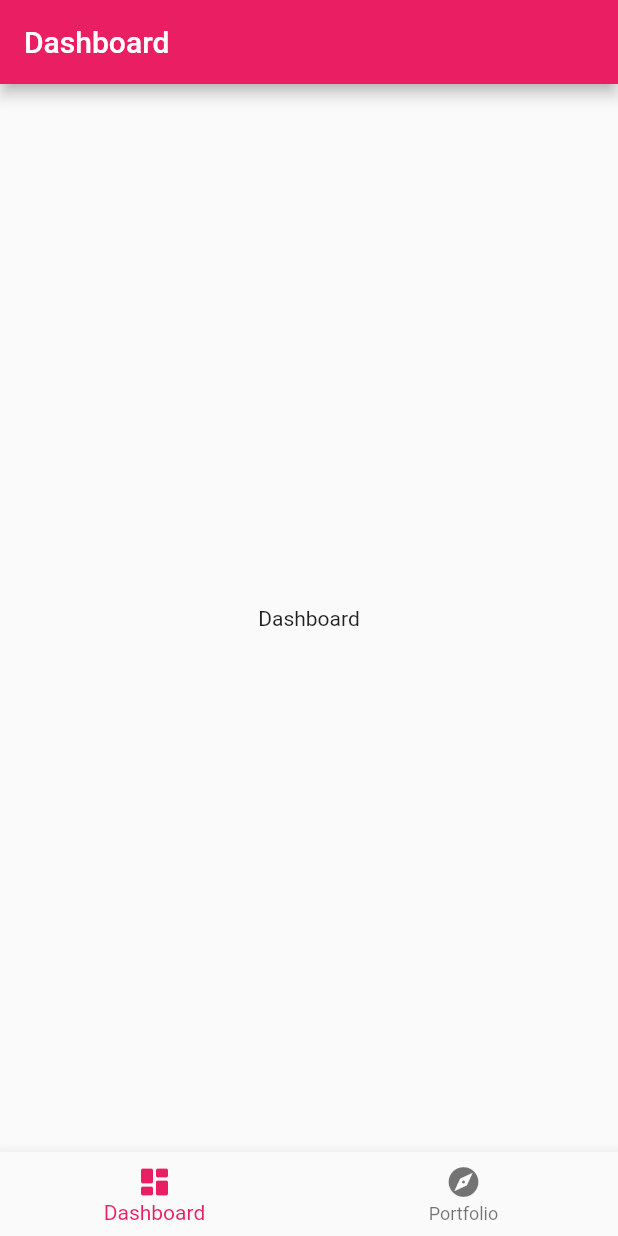
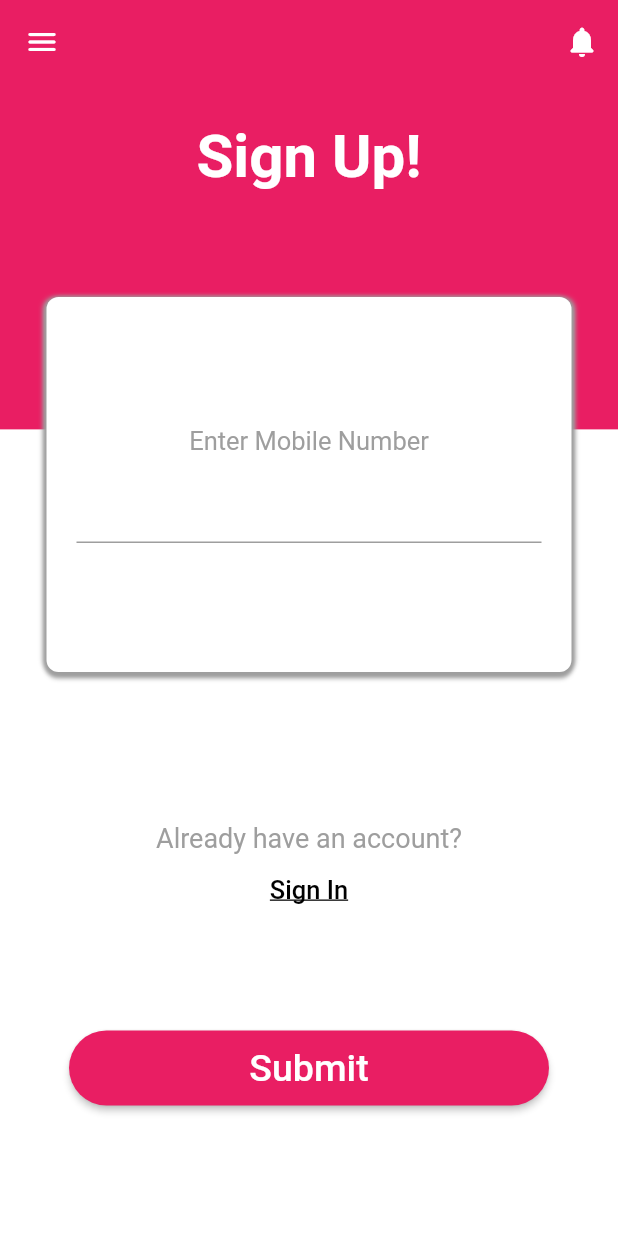
Before and after one commit to cyrus-wg/financially, a Flutter app: the screen it shows after launch, on a phone screen of 412 x 824 dp. Run offline on Flutter 3.47's test engine with Material 2 defaults, Android fonts, the light colour scheme and no system bars; our stand-ins replace cloud_firestore, firebase_auth, firebase_core, pinput; accounts and stored records are empty.

Commit message:
auth page done

```diff
--- /dev/null
+++ b/lib/components/auth.dart
@@ -0,0 +1,308 @@
+import 'package:cloud_firestore/cloud_firestore.dart';
+import 'package:financially/pages/mainPage.dart';
+import 'package:firebase_auth/firebase_auth.dart';
+import 'package:flutter/material.dart';
+import 'package:pinput/pinput.dart';
+
+class Auth extends StatefulWidget {
+  String option;
+  bool otp;
+
+  Map signin = {
+    'type': 'Sign In!',
+    'switch_info': 'New to Financially?',
+    'switch_type': 'Sign Up',
+    'confirm': 'Sign In',
+  };
+  Map signup = {
+    'type': 'Sign Up!',
+    'switch_info': 'Already have an account?',
+    'switch_type': 'Sign In',
+    'confirm': 'Register',
+  };
+
+  Auth({super.key, required this.option, this.otp = false});
+
+  @override
+  State<Auth> createState() => _AuthState();
+}
+
+class _AuthState extends State<Auth> {
+  final TextEditingController _phone = TextEditingController();
+  final TextEditingController _pin = TextEditingController();
+  FirebaseAuth auth = FirebaseAuth.instance;
+  CollectionReference users = FirebaseFirestore.instance.collection('users');
+  String _verificationId = '';
+  SnackBar showSnackBar(String msg) {
+    return SnackBar(
+      content: Text(
+        msg,
+        textAlign: TextAlign.center,
+        style: const TextStyle(
+          fontSize: 17,
+          fontWeight: FontWeight.bold,
+        ),
+      ),
+      backgroundColor: Colors.pink,
+    );
+  }
+
+  @override
+  void dispose() {
+    _phone.dispose();
+    _pin.dispose();
+    super.dispose();
+  }
+
+  Future<bool> findUser(String phone) async {
+    final data = await users.doc(phone).get();
+    return data.exists;
+  }
+
+  void createWatchlist(String phone) async {
+    await users.doc(phone).set({'watchlist': []});
+  }
+
+  void signup() async {
+    if (_phone.text.length < 8) {
+      _phone.text = '';
+      ScaffoldMessenger.of(context).showSnackBar(
+          showSnackBar('Mobile number should consist of 8 digits'));
+      return;
+    }
+    final found = await findUser(_phone.text);
+    if (found) {
+      _phone.text = '';
+      ScaffoldMessenger.of(context)
+          .showSnackBar(showSnackBar('User already registered'));
+    } else {
+      handleOtp();
+    }
+  }
+
+  void signin() async {
+    if (_phone.text.length < 8) {
+      _phone.text = '';
+      ScaffoldMessenger.of(context).showSnackBar(
+          showSnackBar('Mobile number should consist of 8 digits'));
+      return;
+    }
+    final found = await findUser(_phone.text);
+    if (!found) {
+      _phone.text = '';
+      ScaffoldMessenger.of(context)
+          .showSnackBar(showSnackBar('User not registered'));
+    } else {
+      handleOtp();
+    }
+  }
+
+  void validateOtp(String verificationId) async {
+    try {
+      PhoneAuthCredential credential = PhoneAuthProvider.credential(
+          verificationId: verificationId, smsCode: _pin.text);
+      await auth.signInWithCredential(credential);
+      if (widget.option == 'signup') {
+        createWatchlist(_phone.text);
+      }
+      final o = widget.option == 'signup' ? 'Sign up' : 'Sign in';
+      ScaffoldMessenger.of(context)
+          .showSnackBar(showSnackBar('$o successfully'));
+      Navigator.pushReplacement(
+        context,
+        MaterialPageRoute(builder: (context) => MainPage()),
+      );
+    } on FirebaseAuthException catch (e) {
+      if (e.code == 'invalid-verification-code') {
+        _pin.text = '';
+        ScaffoldMessenger.of(context)
+            .showSnackBar(showSnackBar('Invalid verification code'));
+      }
+    } catch (e) {
+      print(e);
+    }
+  }
+
+  void handleOtp() async {
+    await auth.verifyPhoneNumber(
+      phoneNumber: '+852 ${_phone.text}',
+      timeout: Duration(minutes: 2),
+      verificationCompleted: (PhoneAuthCredential credential) async {
+        await auth.signInWithCredential(credential);
+        final o = widget.option == 'signup' ? 'Sign up' : 'Sign in';
+        ScaffoldMessenger.of(context)
+            .showSnackBar(showSnackBar('$o successfully'));
+        Navigator.pushReplacement(
+          context,
+          MaterialPageRoute(builder: (context) => MainPage()),
+        );
+      },
+      verificationFailed: (FirebaseAuthException e) {
+        print(e);
+      },
+      codeSent: (String verificationId, int? resendToken) async {
+        setState(() {
+          widget.otp = true;
+        });
+        _verificationId = verificationId;
+      },
+      codeAutoRetrievalTimeout: (String verificationId) {},
+    );
+  }
+
+  @override
+  Widget build(BuildContext context) {
+    return Center(
+      child: Column(
+        children: [
+          const SizedBox(height: 25),
+          Text(
+            widget.option == 'signin'
+                ? widget.signin['type']
+                : widget.signup['type'],
+            style: const TextStyle(
+              color: Colors.white,
+              fontSize: 40,
+              fontWeight: FontWeight.bold,
+            ),
+          ),
+          const SizedBox(height: 70),
+          Container(
+            width: 350,
+            height: 250,
+            alignment: Alignment.center,
+            decoration: BoxDecoration(
+              borderRadius: BorderRadius.circular(8),
+              color: Colors.white,
+              boxShadow: const [
+                BoxShadow(
+                  color: Colors.grey,
+                  blurRadius: 2,
+                  offset: Offset(2, 0),
+                ),
+                BoxShadow(
+                  color: Colors.grey,
+                  blurRadius: 2,
+                  offset: Offset(-2, 0),
+                ),
+                BoxShadow(
+                  color: Colors.grey,
+                  blurRadius: 2,
+                  offset: Offset(0, 4),
+                ),
+                BoxShadow(
+                  color: Colors.grey,
+                  blurRadius: 2,
+                  offset: Offset(0, 2),
+                ),
+              ],
+            ),
+            child: Padding(
+              padding: const EdgeInsets.fromLTRB(20, 30, 20, 30),
+              child: Column(
+                mainAxisAlignment: MainAxisAlignment.center,
+                children: [
+                  Text(
+                    widget.otp == false ? 'Enter Mobile Number' : 'Enter OTP',
+                    style: const TextStyle(
+                      color: Colors.grey,
+                      fontSize: 17,
+                    ),
+                  ),
+                  const SizedBox(height: 10),
+                  !widget.otp
+                      ? TextField(
+                          keyboardType: TextInputType.number,
+                          enableSuggestions: false,
+                          autocorrect: false,
+                          textAlign: TextAlign.center,
+                          maxLength: 8,
+                          controller: _phone,
+                          style: const TextStyle(
+                            color: Colors.black,
+                            fontSize: 20,
+                            fontWeight: FontWeight.bold,
+                          ),
+                          decoration: const InputDecoration(
+                            counterText: '',
+                          ),
+                        )
+                      : Pinput(
+                          length: 6,
+                          keyboardType: TextInputType.number,
+                          obscureText: true,
+                          controller: _pin,
+                          // onCompleted: (_) => print(_pin.text),
+                        ),
+                ],
+              ),
+            ),
+          ),
+          const SizedBox(height: 100),
+          Text(
+            widget.otp
+                ? "Didn't receive an OTP?"
+                : widget.option == 'signin'
+                    ? widget.signin['switch_info']
+                    : widget.signup['switch_info'],
+            style: const TextStyle(
+              color: Colors.grey,
+              fontSize: 18,
+            ),
+          ),
+          TextButton(
+            onPressed: () {
+              if (widget.otp == false) {
+                setState(() {
+                  widget.option =
+                      widget.option == 'signup' ? 'signin' : 'signup';
+                  _phone.text = '';
+                });
+              } else {
+                handleOtp();
+              }
+            },
+            child: Text(
+              widget.otp
+                  ? 'Resend OTP'
+                  : widget.option == 'signup'
+                      ? widget.signup['switch_type']
+                      : widget.signin['switch_type'],
+              style: const TextStyle(
+                color: Colors.black,
+                fontSize: 17,
+                decoration: TextDecoration.underline,
+              ),
+            ),
+          ),
+          const SizedBox(height: 70),
+          ElevatedButton(
+            onPressed: () {
+              if (widget.otp == true) {
+                validateOtp(_verificationId);
+              } else if (widget.option == 'signup') {
+                signup();
+              } else {
+                signin();
+              }
+            },
+            style: ElevatedButton.styleFrom(
+              minimumSize: const Size(320, 50),
+              shape: const StadiumBorder(),
+            ),
+            child: Text(
+              !widget.otp
+                  ? 'Submit'
+                  : widget.option == 'signup'
+                      ? widget.signup['confirm']
+                      : widget.signin['confirm'],
+              style: TextStyle(
+                fontSize: 25,
+              ),
+            ),
+          )
+        ],
+      ),
+    );
+  }
+}
--- a/lib/main.dart
+++ b/lib/main.dart
@@ -1,63 +1,54 @@
 import 'package:flutter/material.dart';
-import 'package:financially/pages/dashboard.dart';
-import 'package:financially/pages/portfolio.dart';
+import 'package:firebase_auth/firebase_auth.dart';
+import 'package:firebase_core/firebase_core.dart';
+import 'package:financially/firebase_options.dart';
+import 'package:financially/pages/authPage.dart';
+import 'package:financially/pages/mainPage.dart';
 
 void main() {
+  WidgetsFlutterBinding.ensureInitialized();
   runApp(const MyApp());
 }
 
 class MyApp extends StatelessWidget {
   const MyApp({super.key});
-
   @override
   Widget build(BuildContext context) {
     return MaterialApp(
       theme: ThemeData(
         primarySwatch: Colors.pink,
       ),
-      home: Scaffold(
-        body: Navigation(),
-      ),
+      home: root(),
       debugShowCheckedModeBanner: false,
     );
   }
 }
 
-class Navigation extends StatefulWidget {
-  Navigation({super.key});
-
-  @override
-  State<Navigation> createState() => _NavigationState();
-}
-
-class _NavigationState extends State<Navigation> {
-  int _selectedIndex = 0;
-  final List<Widget> pages = <Widget>[Dashboard(), Portfolio()];
-
-  void _onItemTap(int index) {
-    setState(() => _selectedIndex = index);
-  }
+class root extends StatelessWidget {
+  const root({super.key});
 
   @override
   Widget build(BuildContext context) {
     return Scaffold(
-      appBar: AppBar(
-        title: _selectedIndex == 0 ? Text('Dashboard') : Text('Portfolio'),
-      ),
-      body: pages[_selectedIndex],
-      bottomNavigationBar: BottomNavigationBar(
-        items: const <BottomNavigationBarItem>[
-          BottomNavigationBarItem(
-            icon: Icon(Icons.dashboard_rounded),
-            label: 'Dashboard',
-          ),
-          BottomNavigationBarItem(
-            icon: Icon(Icons.explore_rounded),
-            label: 'Portfolio',
-          ),
-        ],
-        currentIndex: _selectedIndex,
-        onTap: _onItemTap,
+      body: FutureBuilder(
+        future: Firebase.initializeApp(
+          options: DefaultFirebaseOptions.currentPlatform,
+        ),
+        builder: (context, snapshot) {
+          switch (snapshot.connectionState) {
+            case ConnectionState.done:
+              FirebaseAuth.instance.signOut();
+              final user = FirebaseAuth.instance.currentUser;
+              // print(user);
+              if (user == null) {
+                return AuthPage();
+              } else {
+                return MainPage();
+              }
+            default:
+              return const Center(child: Text('Loading'));
+          }
+        },
       ),
     );
   }
--- /dev/null
+++ b/lib/pages/authPage.dart
@@ -0,0 +1,140 @@
+import 'package:flutter/material.dart';
+import 'package:firebase_auth/firebase_auth.dart';
+
+import '../components/auth.dart';
+
+class AuthPage extends StatefulWidget {
+  String currentPage;
+  bool otp;
+  AuthPage({super.key, this.currentPage = 'signup', this.otp = false});
+
+  @override
+  State<AuthPage> createState() => _AuthPageState();
+}
+
+class _AuthPageState extends State<AuthPage> {
+  @override
+  Widget build(BuildContext context) {
+    return Scaffold(
+      resizeToAvoidBottomInset: false,
+      appBar: AppBar(
+        elevation: 0,
+        leading: Builder(builder: (BuildContext context) {
+          return IconButton(
+            onPressed: () {
+              Scaffold.of(context).openDrawer();
+            },
+            icon: const Icon(Icons.menu_rounded),
+            tooltip: 'Menu',
+          );
+        }),
+        actions: [
+          IconButton(
+            onPressed: () {},
+            icon: const Icon(Icons.notifications_rounded),
+            tooltip: 'Notifications',
+          )
+        ],
+      ),
+      body: Stack(
+        children: [
+          Column(
+            children: [
+              Container(
+                height: (MediaQuery.of(context).size.height -
+                        (MediaQuery.of(context).padding.top + kToolbarHeight)) *
+                    .30,
+                color: Colors.pink,
+              ),
+              Container(
+                height: (MediaQuery.of(context).size.height -
+                        (MediaQuery.of(context).padding.top + kToolbarHeight)) *
+                    .70,
+                color: Colors.white,
+              ),
+            ],
+          ),
+          Auth(
+            option: widget.currentPage,
+            otp: widget.otp,
+          ),
+        ],
+      ),
+      drawer: Drawer(
+          width: 270,
+          child: ListView(
+            padding: EdgeInsets.zero,
+            children: [
+              const SizedBox(
+                height: 140,
+                child: DrawerHeader(
+                  decoration: BoxDecoration(
+                    color: Colors.pink,
+                  ),
+                  child: Center(
+                    child: Text(
+                      'Financially!',
+                      style: TextStyle(
+                        color: Colors.white,
+                        fontSize: 36,
+                        fontWeight: FontWeight.bold,
+                      ),
+                    ),
+                  ),
+                ),
+              ),
+              ListTile(
+                title: const Center(
+                    child: Text(
+                  'Sign Up',
+                  style: TextStyle(
+                    color: Colors.pink,
+                    fontSize: 25,
+                  ),
+                )),
+                onTap: () {
+                  setState(() {
+                    widget.currentPage = 'signup';
+                    Navigator.pop(context);
+                    Navigator.pushReplacement(
+                      context,
+                      MaterialPageRoute(
+                          builder: (context) => AuthPage(
+                                currentPage: widget.currentPage,
+                                otp: false,
+                              )),
+                    );
+                  });
+                },
+              ),
+              const Divider(),
+              ListTile(
+                title: const Center(
+                    child: Text(
+                  'Sign In',
+                  style: TextStyle(
+                    color: Colors.pink,
+                    fontSize: 25,
+                  ),
+                )),
+                onTap: () {
+                  setState(() {
+                    widget.currentPage = 'signin';
+                    Navigator.pop(context);
+                    Navigator.pushReplacement(
+                      context,
+                      MaterialPageRoute(
+                          builder: (context) => AuthPage(
+                                currentPage: widget.currentPage,
+                                otp: false,
+                              )),
+                    );
+                  });
+                },
+              ),
+              const Divider(),
+            ],
+          )),
+    );
+  }
+}
--- a/pubspec.yaml
+++ b/pubspec.yaml
@@ -11,6 +11,10 @@ dependencies:
     sdk: flutter
   cupertino_icons: ^1.0.2
   firebase_core: ^2.4.0
+  firebase_auth: ^4.2.3
+  cloud_firestore: ^4.3.0
+  firebase_analytics: ^10.0.8
+  pinput: ^2.2.20
 
 dev_dependencies:
   flutter_test:
```
Also changed, not shown: lib/pages/login.dart (deleted, +0 -13 lines), lib/pages/mainPage.dart (added, +51 -0 lines), lib/components/dashboard.dart (line endings or trailing spaces), lib/components/portfolio.dart (renamed from lib/pages/portfolio.dart), lib/firebase_options.dart (added), lib/pages/welcomePage.dart (added), pubspec.lock, 13 other files.
